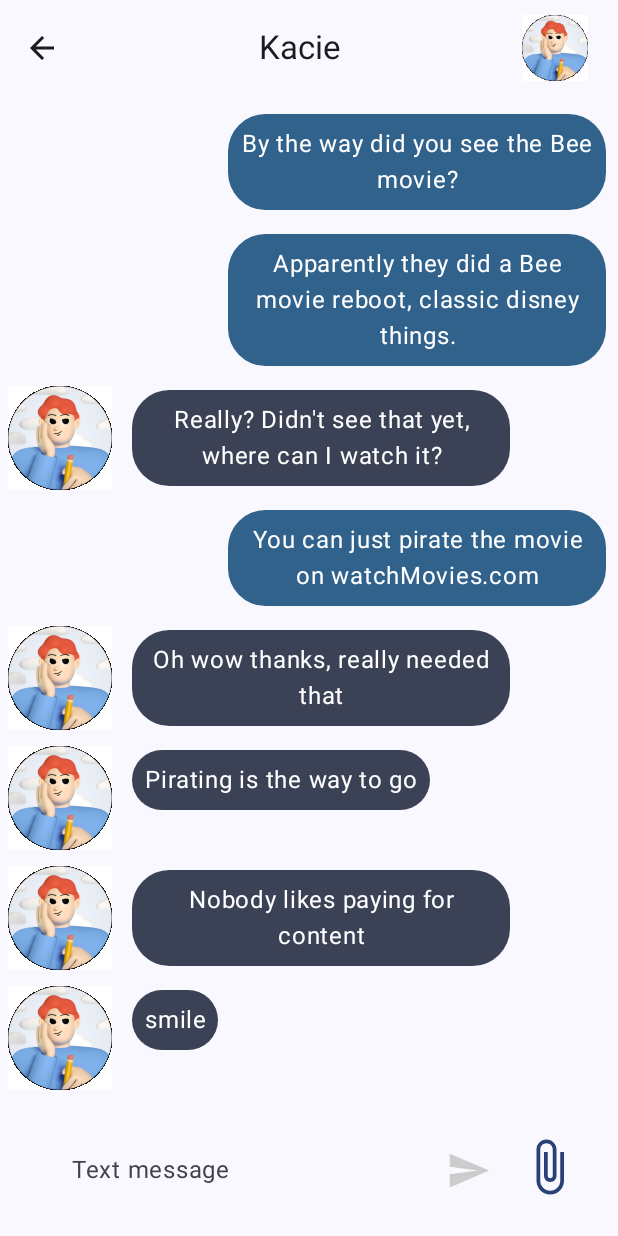
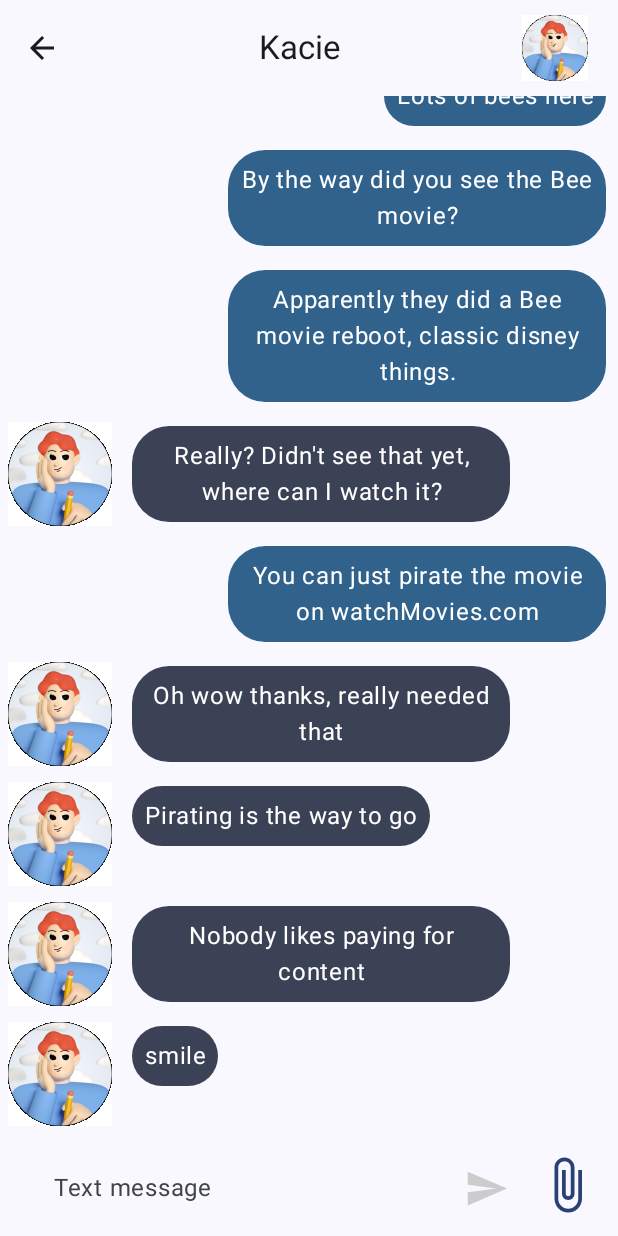
Before and after one commit to mcdulltii/CSC2007, an Android app built with Jetpack Compose: the PrivateChatPage screen opened through its navigation route, on a phone screen of 412 x 824 dp. Run offline under Robolectric (Android 15) with nearby library versions, the phone set to English and light mode, and no system bars; libraries missing offline, so code that uses them is left out: compose.icons, compose.icons.fontawesomeicons.

Commit message:
Adjusted padding for text input field

```diff
--- a/app/src/main/java/com/csc2007/notetaker/ui/chat/PrivateChatPage.kt
+++ b/app/src/main/java/com/csc2007/notetaker/ui/chat/PrivateChatPage.kt
@@ -86,11 +86,12 @@ fun PrivateChatPage(navController: NavHostController, viewModel: UserViewModel =
             messageList(messages = sampleMessages, myUserId = userId, navController = navController)
         }
 
-        Row(verticalAlignment = Alignment.Bottom, modifier = Modifier.padding(16.dp))
+        Row(verticalAlignment = Alignment.Bottom, modifier = Modifier.padding(4.dp))
         {
 
             Spacer(Modifier.padding(8.dp))
 
+            // add logic checks for even if input is empty but theres an image/file attached to allow sending
             inputBar(label = "Text message", userInput = userInput, modifier = Modifier.weight(0.6f), messages = sampleMessages)
 
             Box(modifier = Modifier
```
